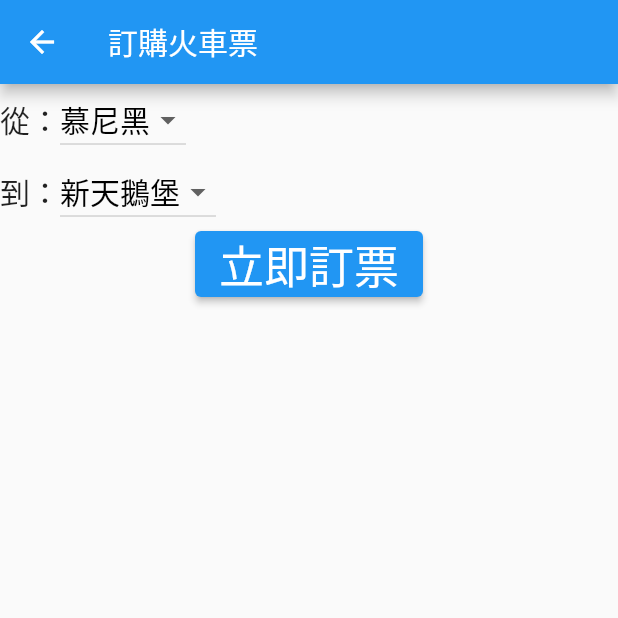
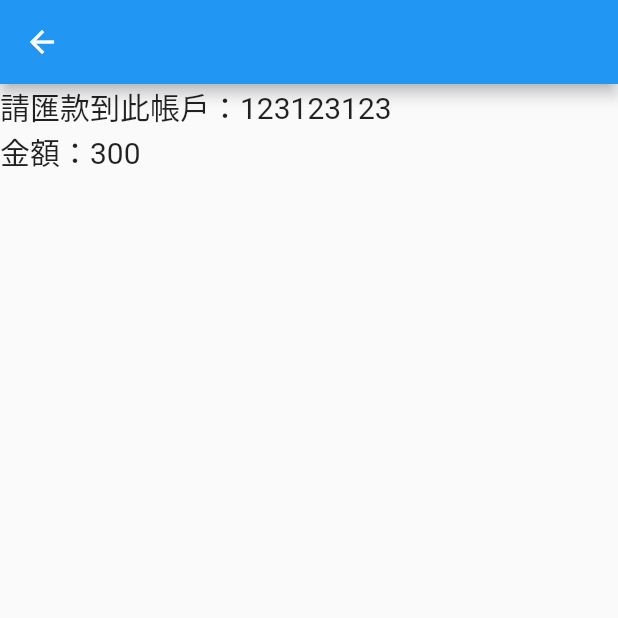
Before and after one commit to az198071123/bts-trip-app, a Flutter app: the TrainPage screen opened directly, after a tap on "立即訂票", on a phone screen of 412 x 824 dp, the top half of it. Run offline on Flutter 3.47's test engine with Material 2 defaults, Android fonts, the phone set to English and light mode, and no system bars.

Commit message:
adjust payment flow

```diff
--- a/lib/main.dart
+++ b/lib/main.dart
@@ -1,4 +1,5 @@
 import 'package:flutter/material.dart';
+
 import 'pages/schlossNeuschwanstein_item.dart';
 import 'pages/train_page.dart';
 
@@ -9,7 +10,7 @@ void main() {
 class MyApp extends StatelessWidget {
   @override
   Widget build(BuildContext context) {
-    return MaterialApp(
+    return const MaterialApp(
       home: MainPage(),
     );
   }
@@ -31,8 +32,8 @@ class _MainPageState extends State<MainPage> {
       ),
       body: Column(
         children: [
-          SchlossNeuschwansteinPage(),
-          SizedBox(
+          const SchlossNeuschwansteinPage(),
+          const SizedBox(
             height: 20.0,
             // width: 150.0,
             child: Divider(
--- /dev/null
+++ b/lib/pages/payment.dart
@@ -0,0 +1,55 @@
+import 'package:flutter/material.dart';
+
+class Payment extends StatefulWidget {
+  int amount = 0;
+  Payment(this.amount);
+  @override
+  State<Payment> createState() => _PaymentState(amount);
+}
+
+class _PaymentState extends State<Payment> {
+  int amount = 0;
+  _PaymentState(this.amount);
+
+  @override
+  Widget build(BuildContext context) {
+    return Scaffold(
+      appBar: AppBar(
+        title: const Text(''),
+      ),
+      body: Column(
+        children: [
+          Row(
+            children: const [
+              Text(
+                '請匯款到此帳戶：123123123',
+                style: TextStyle(fontSize: 20.0),
+              ),
+              // DropdownButton(
+              //   style: const TextStyle(fontSize: 20.0, color: Colors.black),
+              //   value: from,
+              //   items: const [
+              //     DropdownMenuItem(value: 'munich', child: Text('慕尼黑')),
+              //   ],
+              //   onChanged: (String? value) {
+              //     if (value == null) return;
+              //     setState(() {
+              //       from = value;
+              //     });
+              //   },
+              // ),
+            ],
+          ),
+          Row(
+            children: [
+              Text(
+                '金額：$amount',
+                style: const TextStyle(fontSize: 20.0),
+              ),
+            ],
+          ),
+        ],
+      ),
+    );
+  }
+}
--- a/lib/pages/schlossNeuschwanstein_item.dart
+++ b/lib/pages/schlossNeuschwanstein_item.dart
@@ -1,7 +1,7 @@
+import 'package:Travami/pages/payment.dart';
 import 'package:flutter/foundation.dart';
 import 'package:flutter/material.dart';
 import 'package:http/http.dart' as http;
-import 'package:url_launcher/url_launcher.dart';
 
 class SchlossNeuschwansteinPage extends StatefulWidget {
   const SchlossNeuschwansteinPage({Key? key}) : super(key: key);
@@ -83,11 +83,15 @@ class _SchlossNeuschwansteinPageState extends State<SchlossNeuschwansteinPage> {
           ),
           ElevatedButton(
             onPressed: () async {
-              final Uri url =
-                  Uri.parse('https://buy.stripe.com/test_7sIeXHcn42sEcG48ww');
-              if (!await launchUrl(url)) {
-                throw 'Could not launch $url';
-              }
+              // final Uri url =
+              //     Uri.parse('https://buy.stripe.com/test_7sIeXHcn42sEcG48ww');
+              // if (!await launchUrl(url)) {
+              //   throw 'Could not launch $url';
+              // }
+
+              // TODO: assign the amount
+              Navigator.push(context,
+                  MaterialPageRoute(builder: (context) => Payment(200)));
             },
             child: const Text(
               '立即訂票',
@@ -104,8 +108,6 @@ class _SchlossNeuschwansteinPageState extends State<SchlossNeuschwansteinPage> {
               var url = Uri.parse(
                   'https://intrasystem.card168.cc/pftest/BTS/order.php');
 
-              // Map data = {'name': 'kano'};
-              // var body = json.encode(data);
               var body = {
                 'name': 'kano',
                 'email': 'jerry.hong@arionlabs.com.tw'
--- a/lib/pages/train_page.dart
+++ b/lib/pages/train_page.dart
@@ -1,5 +1,5 @@
+import 'package:Travami/pages/payment.dart';
 import 'package:flutter/material.dart';
-import 'package:url_launcher/url_launcher.dart';
 
 class TrainPage extends StatefulWidget {
   @override
@@ -14,13 +14,16 @@ class _TrainPageState extends State<TrainPage> {
   Widget build(BuildContext context) {
     return Scaffold(
       appBar: AppBar(
-        title: Text('訂購火車票'),
+        title: const Text('訂購火車票'),
       ),
       body: Column(
         children: [
           Row(
             children: [
-              Text('從：', style: TextStyle(fontSize: 20.0),),
+              const Text(
+                '從：',
+                style: TextStyle(fontSize: 20.0),
+              ),
               DropdownButton(
                 style: const TextStyle(fontSize: 20.0, color: Colors.black),
                 value: from,
@@ -38,12 +41,16 @@ class _TrainPageState extends State<TrainPage> {
           ),
           Row(
             children: [
-              Text('到：', style: TextStyle(fontSize: 20.0),),
+              const Text(
+                '到：',
+                style: TextStyle(fontSize: 20.0),
+              ),
               DropdownButton(
                 style: const TextStyle(fontSize: 20.0, color: Colors.black),
                 value: to,
                 items: const [
-                  DropdownMenuItem(value: 'neuschwanstein', child: Text('新天鵝堡')),
+                  DropdownMenuItem(
+                      value: 'neuschwanstein', child: Text('新天鵝堡')),
                 ],
                 onChanged: (String? value) {
                   if (value == null) return;
@@ -56,11 +63,13 @@ class _TrainPageState extends State<TrainPage> {
           ),
           ElevatedButton(
             onPressed: () async {
-              final Uri _url =
-                  Uri.parse('https://buy.stripe.com/test_7sIeXHcn42sEcG48ww');
-              if (!await launchUrl(_url)) {
-                throw 'Could not launch $_url';
-              }
+              // final Uri url =
+              //     Uri.parse('https://buy.stripe.com/test_7sIeXHcn42sEcG48ww');
+              // if (!await launchUrl(url)) {
+              //   throw 'Could not launch $url';
+              // }
+              Navigator.push(context,
+                  MaterialPageRoute(builder: (context) => Payment(300)));
             },
             child: const Text(
               '立即訂票',
```
